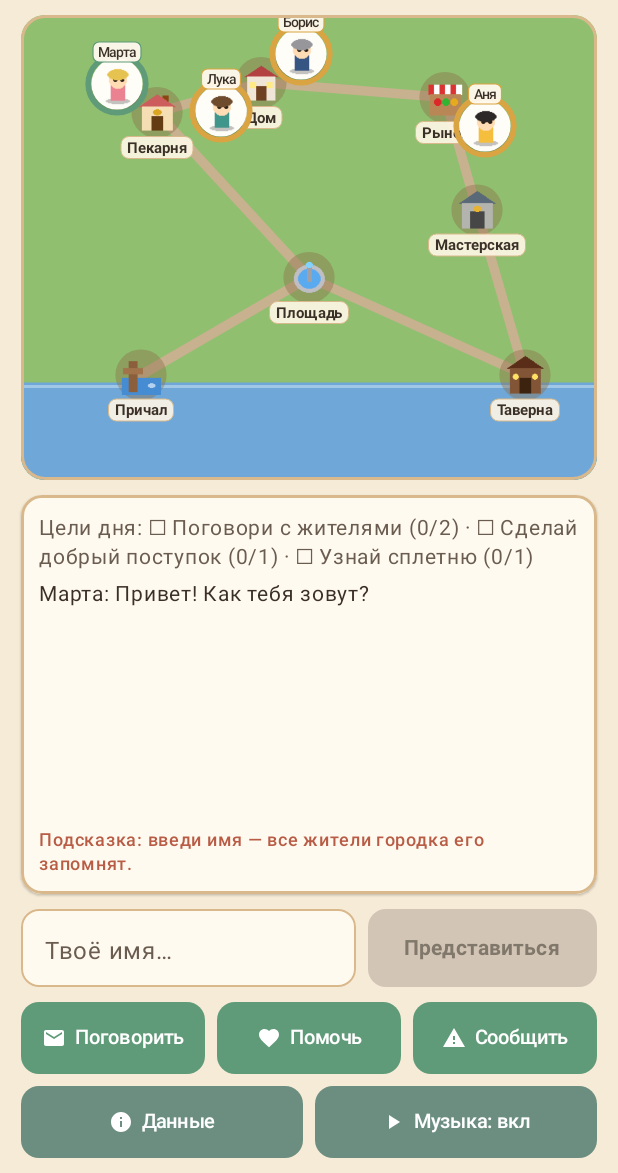
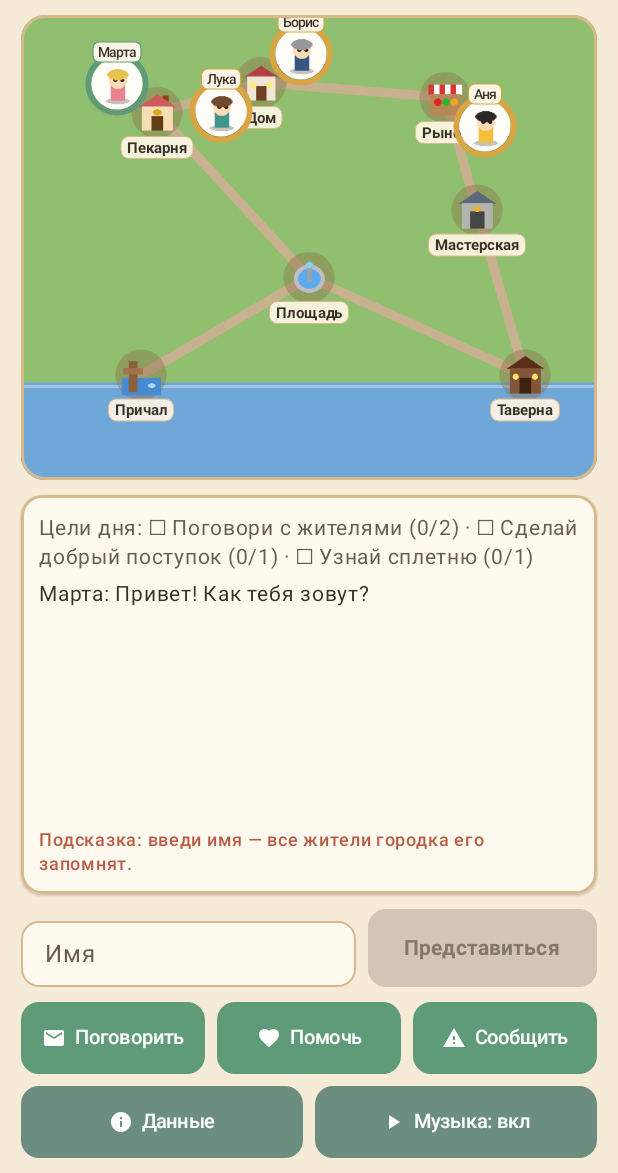
Before and after one commit to maxxxxx55555/cozy-town-ai, an Android app built with Jetpack Compose: the screen it shows after launch (MainActivity), on a phone screen of 412 x 824 dp, the part 63-1236 px from its top. Run offline under Robolectric (Android 15) with nearby library versions, the phone set to English and light mode, and no system bars.

Commit message:
🎨 Palette: Improve UI accessibility for map, inputs, and icons
Co-authored-by: maxxxxx55555 <158212970+maxxxxx55555@users.noreply.github.com>

```diff
--- a/app/src/main/java/com/aistudio/cozytown/ui/GameScreen.kt
+++ b/app/src/main/java/com/aistudio/cozytown/ui/GameScreen.kt
@@ -204,7 +204,7 @@ private fun HeaderBar(
         ) {
             Icon(
                 imageVector = Icons.Default.Star,
-                contentDescription = null,
+                contentDescription = "Монеты",
                 tint = ColorSand,
                 modifier = Modifier.size(16.dp)
             )
@@ -322,6 +322,7 @@ private fun NameInputRow(
             value = if (isSubmitted) playerName else inputText,
             onValueChange = onTextChange,
             enabled = !isSubmitted,
+            label = { Text("Имя") },
             placeholder = { Text("Твоё имя…", color = ColorInkLight) },
             singleLine = true,
             shape = RoundedCornerShape(12.dp),
--- a/app/src/main/java/com/aistudio/cozytown/ui/TownMapCanvas.kt
+++ b/app/src/main/java/com/aistudio/cozytown/ui/TownMapCanvas.kt
@@ -27,6 +27,8 @@ import androidx.compose.ui.input.pointer.pointerInput
 import androidx.compose.ui.platform.LocalContext
 import androidx.compose.ui.platform.testTag
 import androidx.compose.ui.res.imageResource
+import androidx.compose.ui.semantics.contentDescription
+import androidx.compose.ui.semantics.semantics
 import androidx.compose.ui.text.TextMeasurer
 import androidx.compose.ui.text.TextStyle
 import androidx.compose.ui.text.drawText
@@ -112,6 +114,7 @@ fun TownMapCanvas(
             .clip(RoundedCornerShape(16.dp))
             .border(2.dp, ColorBorder, RoundedCornerShape(16.dp))
             .background(ColorGrass)
+            .semantics { contentDescription = "Интерактивная карта городка" }
             .testTag("town_map")
     ) {
         Canvas(
```
Also changed, not shown: 1 other file.
